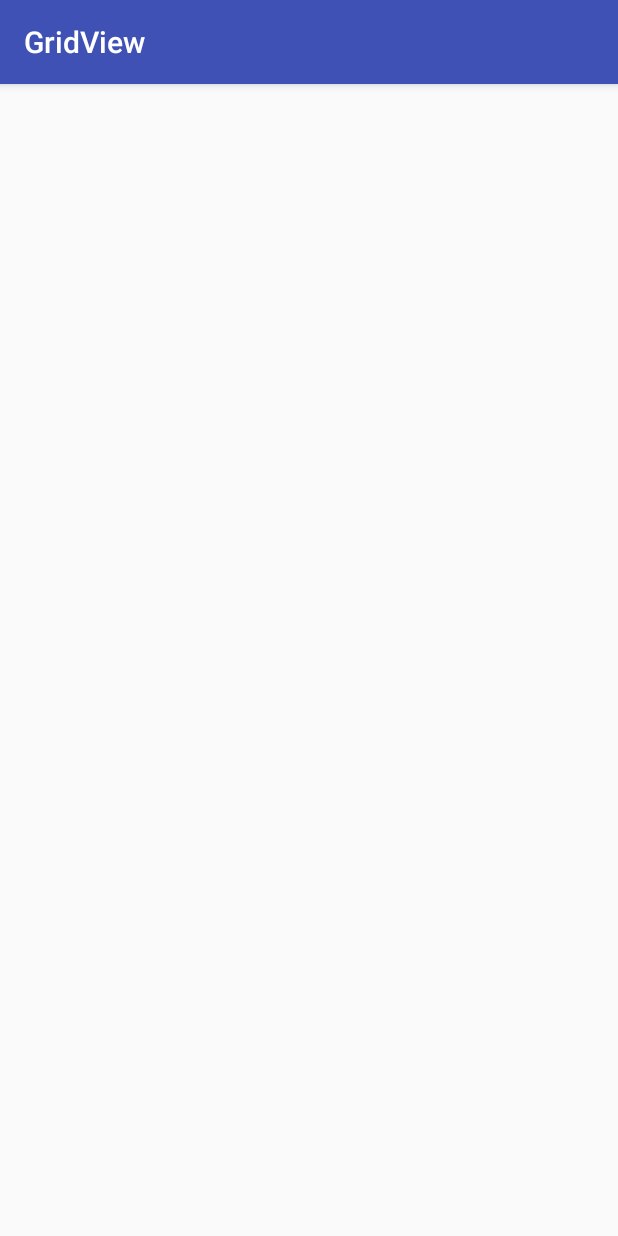
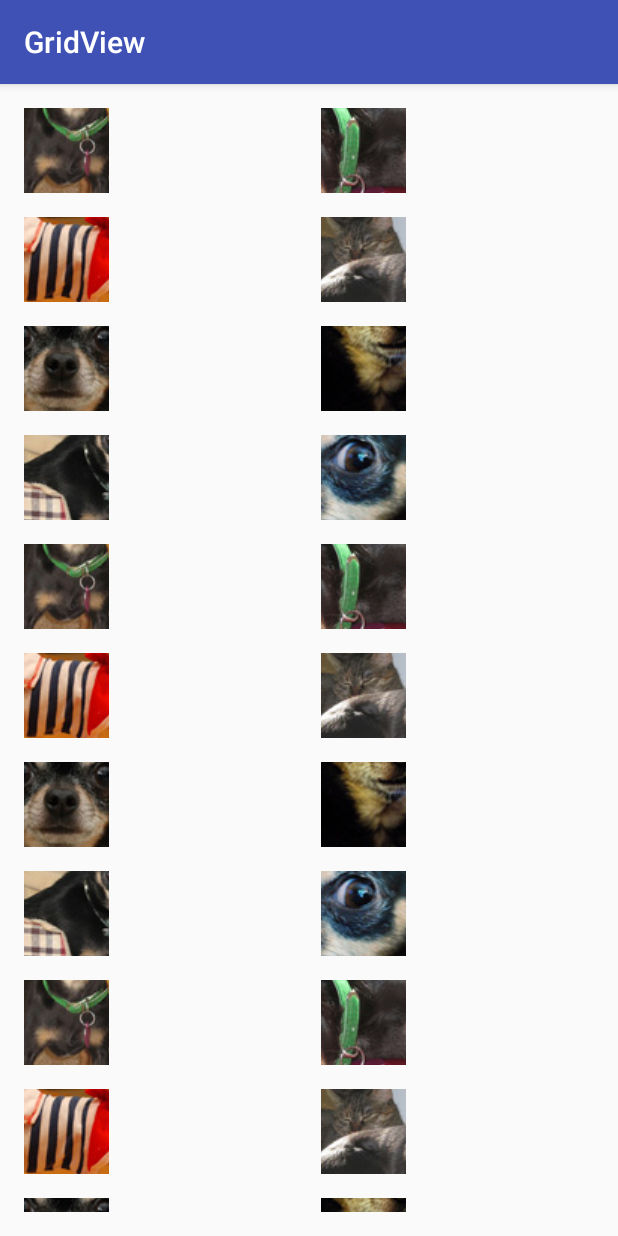
Before and after one commit to terz99/grid-view, an Android app: the screen it shows after launch (MainActivity), on a phone screen of 412 x 824 dp. Run offline under Robolectric (Android 15) with nearby library versions, the phone set to English and light mode, and no system bars.

Commit message:
Create class ImageAdapter extends BaseAdapter and set the GridView with the ImageAdapter

```diff
--- /dev/null
+++ b/app/src/main/java/com/example/terz99/gridview/ImageAdapter.java
@@ -0,0 +1,103 @@
+package com.example.terz99.gridview;
+
+import android.content.Context;
+import android.support.annotation.IntegerRes;
+import android.view.View;
+import android.view.ViewGroup;
+import android.widget.ArrayAdapter;
+import android.widget.BaseAdapter;
+import android.widget.GridView;
+import android.widget.ImageView;
+import android.widget.ListAdapter;
+
+import java.util.ArrayList;
+
+/**
+ * Created by terz99 on 3/15/17.
+ */
+
+class ImageAdapter extends BaseAdapter {
+
+    private Context context;
+    private ArrayList<Integer> photoIds;
+
+    public ImageAdapter(Context context) {
+        this.context = context;
+
+        photoIds = new ArrayList<Integer>();
+
+        photoIds.add(R.drawable.sample_0);
+        photoIds.add(R.drawable.sample_1);
+        photoIds.add(R.drawable.sample_2);
+        photoIds.add(R.drawable.sample_3);
+        photoIds.add(R.drawable.sample_4);
+        photoIds.add(R.drawable.sample_5);
+        photoIds.add(R.drawable.sample_6);
+        photoIds.add(R.drawable.sample_7);
+        photoIds.add(R.drawable.sample_0);
+        photoIds.add(R.drawable.sample_1);
+        photoIds.add(R.drawable.sample_2);
+        photoIds.add(R.drawable.sample_3);
+        photoIds.add(R.drawable.sample_4);
+        photoIds.add(R.drawable.sample_5);
+        photoIds.add(R.drawable.sample_6);
+        photoIds.add(R.drawable.sample_7);
+        photoIds.add(R.drawable.sample_0);
+        photoIds.add(R.drawable.sample_1);
+        photoIds.add(R.drawable.sample_2);
+        photoIds.add(R.drawable.sample_3);
+        photoIds.add(R.drawable.sample_4);
+        photoIds.add(R.drawable.sample_5);
+        photoIds.add(R.drawable.sample_6);
+        photoIds.add(R.drawable.sample_7);
+        photoIds.add(R.drawable.sample_0);
+        photoIds.add(R.drawable.sample_1);
+        photoIds.add(R.drawable.sample_2);
+        photoIds.add(R.drawable.sample_3);
+        photoIds.add(R.drawable.sample_4);
+        photoIds.add(R.drawable.sample_5);
+        photoIds.add(R.drawable.sample_6);
+        photoIds.add(R.drawable.sample_7);
+        photoIds.add(R.drawable.sample_0);
+        photoIds.add(R.drawable.sample_1);
+        photoIds.add(R.drawable.sample_2);
+        photoIds.add(R.drawable.sample_3);
+        photoIds.add(R.drawable.sample_4);
+        photoIds.add(R.drawable.sample_5);
+        photoIds.add(R.drawable.sample_6);
+        photoIds.add(R.drawable.sample_7);
+    }
+
+    @Override
+    public int getCount() {
+        return photoIds.size();
+    }
+
+    @Override
+    public Object getItem(int position) {
+        return null;
+    }
+
+    @Override
+    public long getItemId(int position) {
+        return 0;
+    }
+
+    @Override
+    public View getView(int position, View convertView, ViewGroup parent) {
+
+        ImageView imageView;
+        if(convertView == null){
+
+            imageView = new ImageView(context);
+            imageView.setLayoutParams(new GridView.LayoutParams(85, 85));
+            imageView.setScaleType(ImageView.ScaleType.CENTER);
+            imageView.setPadding(8, 8, 8, 8);
+        } else {
+            imageView = (ImageView) convertView;
+        }
+
+        imageView.setImageResource(photoIds.get(position));
+        return imageView;
+    }
+}
--- a/app/src/main/java/com/example/terz99/gridview/MainActivity.java
+++ b/app/src/main/java/com/example/terz99/gridview/MainActivity.java
@@ -2,6 +2,10 @@ package com.example.terz99.gridview;
 
 import android.support.v7.app.AppCompatActivity;
 import android.os.Bundle;
+import android.view.View;
+import android.widget.AdapterView;
+import android.widget.GridView;
+import android.widget.Toast;
 
 public class MainActivity extends AppCompatActivity {
 
@@ -9,5 +13,14 @@ public class MainActivity extends AppCompatActivity {
     protected void onCreate(Bundle savedInstanceState) {
         super.onCreate(savedInstanceState);
         setContentView(R.layout.activity_main);
+
+        GridView gridView = (GridView) findViewById(R.id.main_gridview);
+        gridView.setAdapter(new ImageAdapter(this));
+
+        gridView.setOnItemClickListener(new AdapterView.OnItemClickListener() {
+            public void onItemClick(AdapterView<?> parent, View view, int position, long id) {
+                Toast.makeText(MainActivity.this, "" + position, Toast.LENGTH_SHORT).show();
+            }
+        });
     }
 }
--- a/app/src/main/res/layout/activity_main.xml
+++ b/app/src/main/res/layout/activity_main.xml
@@ -1,14 +1,13 @@
 <?xml version="1.0" encoding="utf-8"?>
 <GridView xmlns:android="http://schemas.android.com/apk/res/android"
-    xmlns:app="http://schemas.android.com/apk/res-auto"
-    xmlns:tools="http://schemas.android.com/tools"
     android:id="@+id/main_gridview"
-    android:numColumns="auto_fit"
-    android:columnWidth="90dp"
-    android:stretchMode="columnWidth"
-    android:verticalSpacing="10dp"
-    android:horizontalSpacing="10dp"
-    android:gravity="center"
     android:layout_width="match_parent"
     android:layout_height="match_parent"
-    tools:context="com.example.terz99.gridview.MainActivity"/>
+    android:numColumns="auto_fit"
+    android:verticalSpacing="16dp"
+    android:horizontalSpacing="16dp"
+    android:paddingBottom="16dp"
+    android:paddingTop="16dp"
+    android:paddingRight="16dp"
+    android:paddingLeft="16dp"
+    />
```
